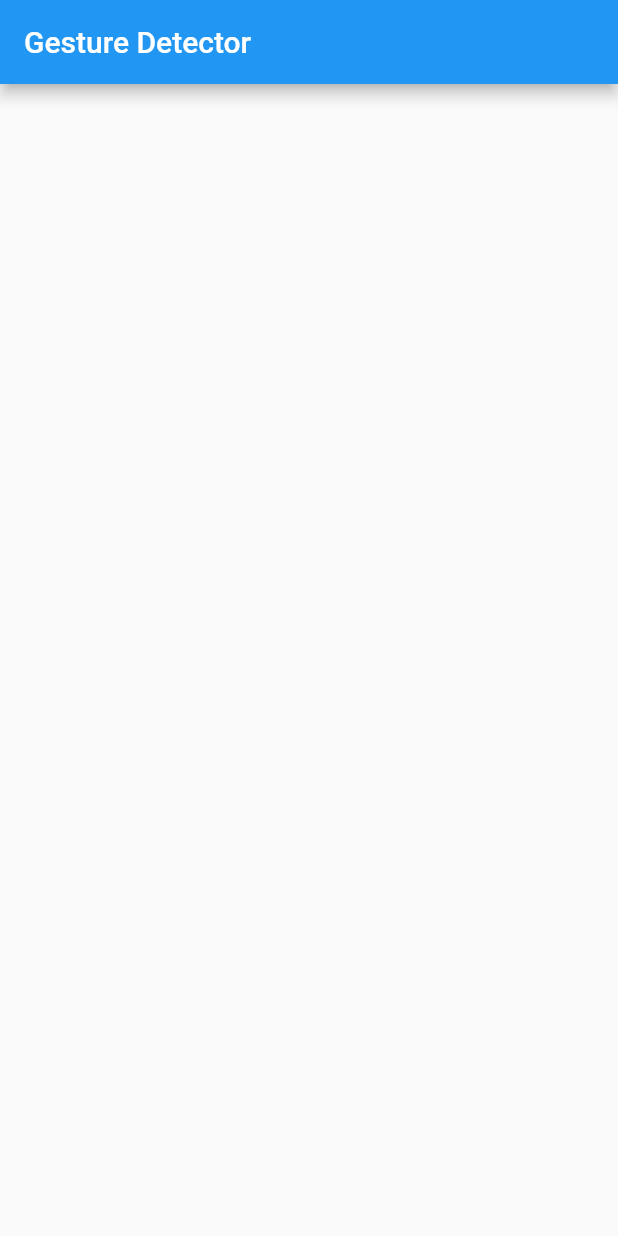
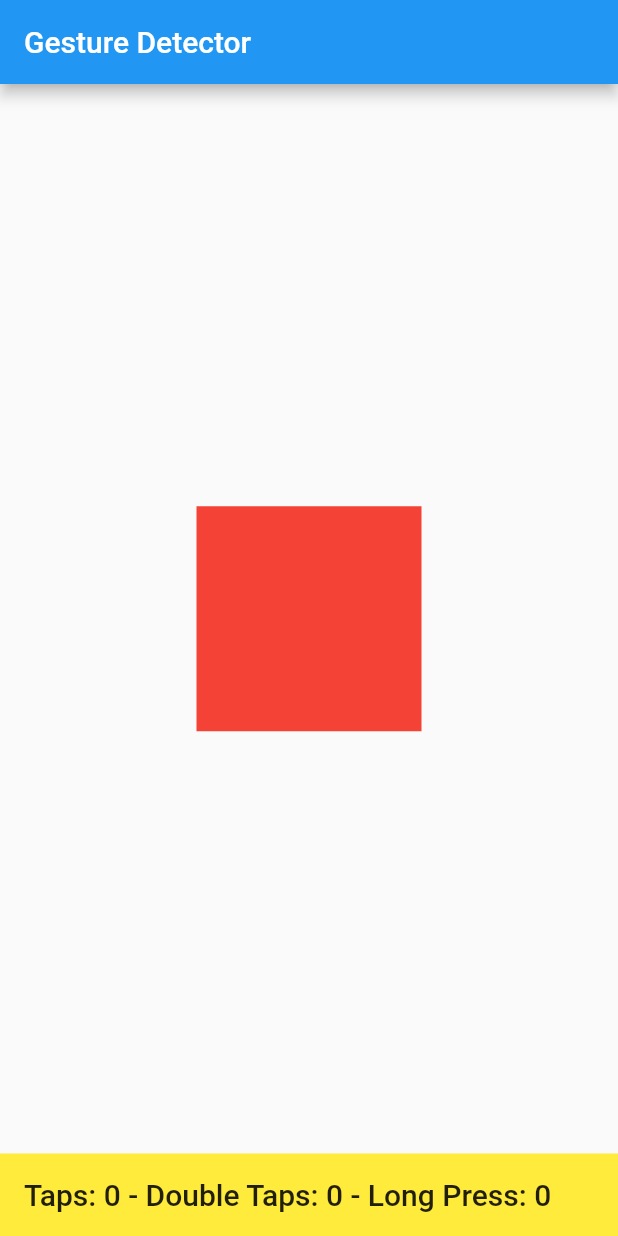
Before and after one commit to akhdanpangestuajiwidodo/Gesture-Detector, a Flutter app: the screen it shows after launch, on a phone screen of 412 x 824 dp. Run offline on Flutter 3.47's test engine with Material 2 defaults, Android fonts, the phone set to English and light mode, and no system bars.

Commit message:
create bottom navigation

```diff
--- a/lib/main.dart
+++ b/lib/main.dart
@@ -35,7 +35,19 @@ class _MyHomePageState extends State<MyHomePage> {
       appBar: AppBar(
         title: Text('Gesture Detector'),
       ),
-      body: Center(),
+      body: Center(
+        child: Container(
+          width: boxSize,
+          height: boxSize,
+          decoration: BoxDecoration(color: Colors.red),
+        ),
+      ),
+      bottomNavigationBar: Container(
+        color: Colors.yellow,
+        padding: EdgeInsets.all(16.0),
+        child: Text('Taps: 0 - Double Taps: 0 - Long Press: 0',
+        style: Theme.of(context).textTheme.headline6,),
+      ),
     );
   }
 
```
